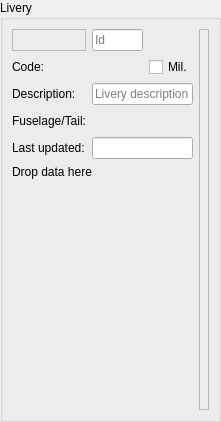
Above: src/blackgui/editors/liveryform.ui from swift-project/pilotclient before the change. Below: the same form after it.
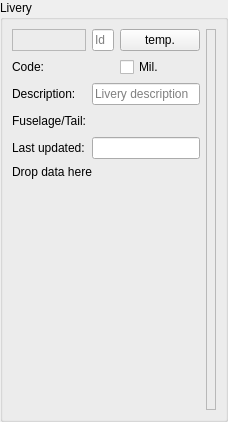
That is the form after the change. Custom widgets are drawn as their Qt base class.

Commit message: refs #734, allow to set temp.livery

Patch:
```diff
--- a/src/blackgui/editors/liveryform.ui
+++ b/src/blackgui/editors/liveryform.ui
@@ -209,6 +209,13 @@
         </property>
        </widget>
       </item>
+      <item row="0" column="2">
+       <widget class="QPushButton" name="pb_TempLivery">
+        <property name="text">
+         <string>temp.</string>
+        </property>
+       </widget>
+      </item>
      </layout>
     </widget>
    </item>
```
The commit also changes 5 other files.
